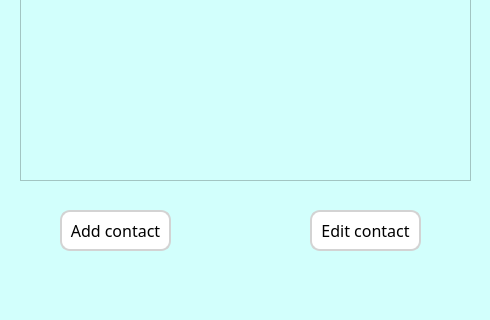
Above: mainwindow.ui from TimMatthew/ContactBook before the change; both pictures show x 0 to 490 and y 370 to 690 of the 490 by 690 pixel window. Below: the same form after it.
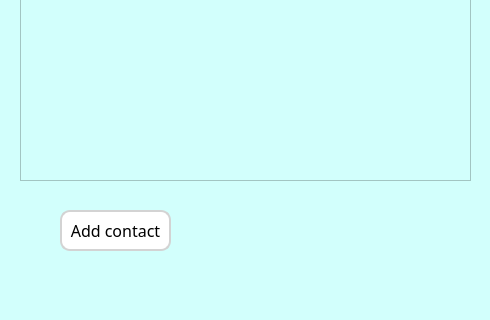
That is the form after the change. Icons and pictures are not drawn.

Patch:
```diff
--- a/mainwindow.ui
+++ b/mainwindow.ui
@@ -94,30 +94,6 @@
      <string>Add contact</string>
     </property>
    </widget>
-   <widget class="QPushButton" name="editButton">
-    <property name="geometry">
-     <rect>
-      <x>310</x>
-      <y>580</y>
-      <width>111</width>
-      <height>41</height>
-     </rect>
-    </property>
-    <property name="font">
-     <font>
-      <family>Franklin Gothic Book</family>
-      <pointsize>12</pointsize>
-     </font>
-    </property>
-    <property name="styleSheet">
-     <string notr="true">background-color: white;
-border: 2px solid lightgrey;
-border-radius: 10px;</string>
-    </property>
-    <property name="text">
-     <string>Edit contact</string>
-    </property>
-   </widget>
    <widget class="QScrollArea" name="scrollArea">
     <property name="geometry">
      <rect>
```
